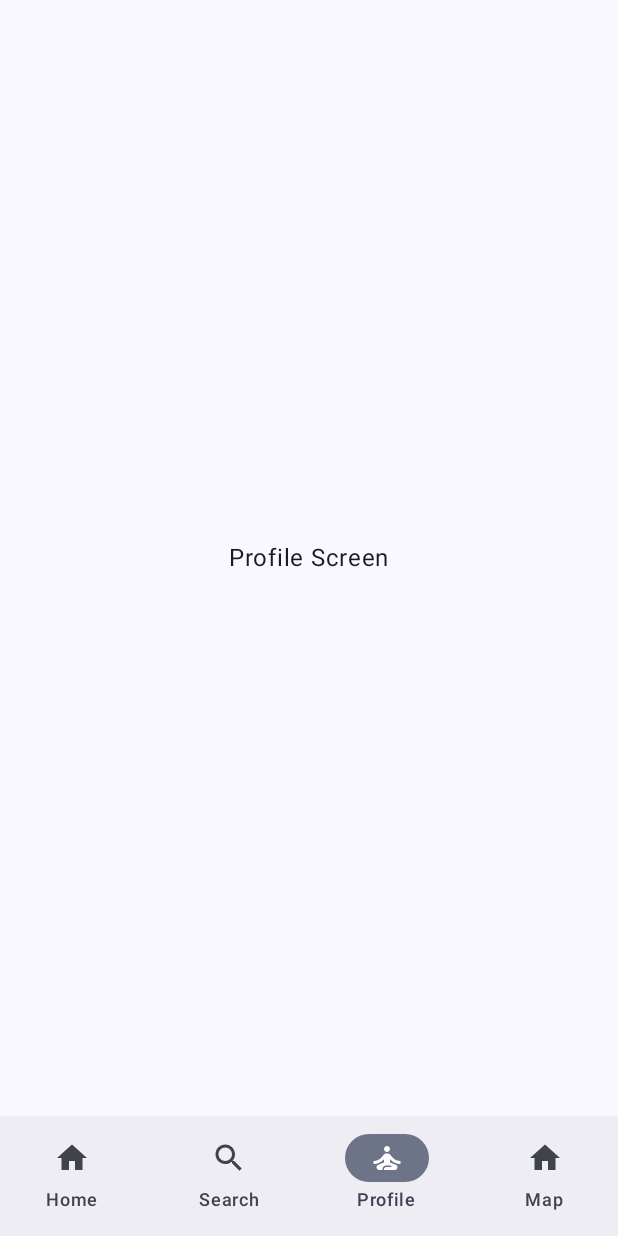
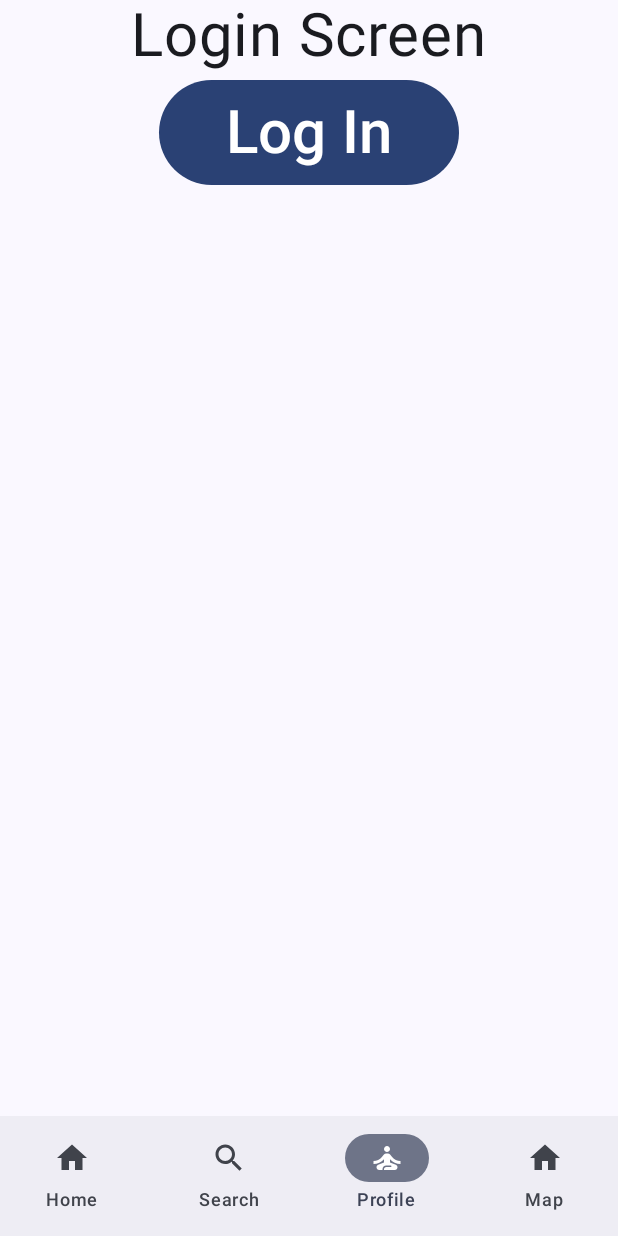
Before and after one commit to boraddhruvil771/demoforjetpack, an Android app built with Jetpack Compose: the ProfileScreen screen opened through its navigation route, on a phone screen of 412 x 824 dp. Run offline under Robolectric (Android 15) with nearby library versions, the phone set to English and light mode, and no system bars; our stand-ins replace accompanist; pictures from the network do not load.

Commit message:
Added navigation with args in ProfileScreen

```diff
--- a/app/build.gradle.kts
+++ b/app/build.gradle.kts
@@ -78,6 +78,8 @@ dependencies {
     implementation(libs.androidx.lifecycle.livedata)
 
     implementation(libs.coil.compose)
+    implementation("com.google.accompanist:accompanist-systemuicontroller:0.28.0")
+    implementation("androidx.navigation:navigation-compose:2.5.3")
 
 //    implementation (libs.maps.compose)
 }
--- a/app/src/main/java/com/example/demoforjetpack/MainActivity.kt
+++ b/app/src/main/java/com/example/demoforjetpack/MainActivity.kt
@@ -24,12 +24,16 @@ import androidx.compose.runtime.DisposableEffect
 import androidx.compose.runtime.getValue
 import androidx.compose.ui.Alignment
 import androidx.compose.ui.Modifier
+import androidx.compose.ui.tooling.preview.Preview
 import androidx.compose.ui.unit.dp
+import androidx.lifecycle.viewmodel.compose.viewModel
 import androidx.navigation.compose.NavHost
 import androidx.navigation.compose.composable
 import androidx.navigation.compose.rememberNavController
 import coil.compose.rememberAsyncImagePainter
+import com.example.demoforjetpack.navigation.NavGraph
 import com.example.demoforjetpack.ui.theme.DemoForJetpackTheme
+import com.example.demoforjetpack.ui.theme.SimpleNavComposeAppTheme
 import com.example.demoforjetpack.viewmodel.MainViewModel
 
 class MainActivity : ComponentActivity() {
@@ -55,18 +59,8 @@ fun MainScreen() {
             startDestination = BottomNavItem.Home.route,
             Modifier.padding(innerPadding)
         ) {
-            composable(BottomNavItem.Home.route) {
-                HomeScreen(
-                    viewModel = MainViewModel(
-                    )
-                )
-            }
-            composable(BottomNavItem.Search.route) {
-                SearchScreen(
-                    viewModel = MainViewModel(
-                    )
-                )
-            }
+            composable(BottomNavItem.Home.route) { HomeScreen(viewModel()) }
+            composable(BottomNavItem.Search.route) { SearchScreen(viewModel()) }
             composable(BottomNavItem.Profile.route) { ProfileScreen() }
             composable("map") { MapScreen() }
 
@@ -92,8 +86,9 @@ fun SearchScreen(viewModel: MainViewModel) {
 
 @Composable
 fun ProfileScreen() {
-    Box(modifier = Modifier.fillMaxSize(), contentAlignment = Alignment.Center) {
-        Text(text = "Profile Screen")
+    SimpleNavComposeAppTheme {
+        val navController = rememberNavController()
+        NavGraph(navController)
     }
 }
 
@@ -104,6 +99,14 @@ fun MapScreen() {
     }
 }
 
+
+@Preview(showBackground = true)
+@Composable
+fun DefaultPreview() {
+    DemoForJetpackTheme {
+        MainScreen()
+    }
+}
 
 @Composable
 fun PhotosList(viewModel: MainViewModel) {
--- /dev/null
+++ b/app/src/main/java/com/example/demoforjetpack/common/DefaultButton.kt
@@ -0,0 +1,27 @@
+package com.example.demoforjetpack.common
+
+import androidx.compose.foundation.layout.Spacer
+import androidx.compose.foundation.layout.height
+import androidx.compose.foundation.layout.size
+import androidx.compose.material3.Button
+import androidx.compose.material3.Text
+import androidx.compose.runtime.Composable
+import androidx.compose.ui.Modifier
+import androidx.compose.ui.graphics.Color
+import androidx.compose.ui.text.font.FontFamily
+import androidx.compose.ui.unit.dp
+import androidx.compose.ui.unit.sp
+
+@Composable
+fun DefaultButton(
+    text: String,
+    onClick: () -> Unit
+) {
+    Spacer(modifier = Modifier.height(5.dp))
+    Button(
+        onClick = onClick,
+        modifier = Modifier.size(width = 200.dp, height = 70.dp)
+    ) {
+        Text(text, fontSize = 40.sp, fontFamily = FontFamily.SansSerif, color = Color.White)
+    }
+}
--- /dev/null
+++ b/app/src/main/java/com/example/demoforjetpack/navigation/NavGraph.kt
@@ -0,0 +1,108 @@
+package com.example.demoforjetpack.navigation
+
+import androidx.compose.runtime.Composable
+import androidx.navigation.NavGraphBuilder
+import androidx.navigation.NavHostController
+import androidx.navigation.NavType
+import androidx.navigation.compose.NavHost
+import androidx.navigation.compose.composable
+import androidx.navigation.navArgument
+import com.example.demoforjetpack.screens.HomeScreen
+import com.example.demoforjetpack.screens.LoginScreen
+import com.example.demoforjetpack.screens.ProfileScreen
+import com.example.demoforjetpack.screens.SearchScreen
+
+@Composable
+fun NavGraph(navController: NavHostController) {
+
+    NavHost(
+        navController = navController, startDestination = NavRoute.Login.path
+    ) {
+        addLoginScreen(navController, this)
+
+        addHomeScreen(navController, this)
+
+        addProfileScreen(navController, this)
+
+        addSearchScreen(navController, this)
+    }
+}
+
+private fun addLoginScreen(
+    navController: NavHostController, navGraphBuilder: NavGraphBuilder
+) {
+    navGraphBuilder.composable(route = NavRoute.Login.path) {
+        LoginScreen(navigateToHome = {
+            navController.navigate(NavRoute.Home.path)
+        })
+    }
+}
+
+private fun addHomeScreen(
+    navController: NavHostController, navGraphBuilder: NavGraphBuilder
+) {
+    navGraphBuilder.composable(route = NavRoute.Home.path) {
+
+        HomeScreen(
+            navigateToProfile = { id, showDetails ->
+                navController.navigate(
+                    NavRoute.Profile.withArgs(
+                        id.toString(), showDetails.toString()
+                    )
+                )
+            },
+            navigateToSearch = { query ->
+                navController.navigate(NavRoute.Search.withArgs(query.toString()))
+            },
+            popBackStack = { navController.popBackStack() },
+            popUpToLogin = { popUpToLogin(navController) },
+        )
+    }
+}
+
+private fun popUpToLogin(navController: NavHostController) {
+    navController.popBackStack(NavRoute.Login.path, inclusive = false)
+}
+
+private fun addProfileScreen(
+    navController: NavHostController, navGraphBuilder: NavGraphBuilder
+) {
+    navGraphBuilder.composable(
+        route = NavRoute.Profile.withArgsFormat(
+            NavRoute.Profile.id,
+            NavRoute.Profile.showDetails
+        ),
+        arguments = listOf(navArgument(NavRoute.Profile.id) {
+            type = NavType.IntType
+        }, navArgument(NavRoute.Profile.showDetails) {
+            type = NavType.BoolType
+        })
+    ) { navBackStackEntry ->
+
+        val args = navBackStackEntry.arguments
+
+        ProfileScreen(id = args?.getInt(NavRoute.Profile.id)!!,
+            showDetails = args.getBoolean(NavRoute.Profile.showDetails),
+            popBackStack = { navController.popBackStack() },
+            popUpToLogin = { popUpToLogin(navController) })
+    }
+}
+
+private fun addSearchScreen(
+    navController: NavHostController, navGraphBuilder: NavGraphBuilder
+) {
+    navGraphBuilder.composable(
+        route = NavRoute.Search.withArgsFormat(NavRoute.Search.query),
+        arguments = listOf(navArgument(NavRoute.Search.query) {
+            type = NavType.StringType
+            nullable = true
+        })
+    ) { navBackStackEntry ->
+
+        val args = navBackStackEntry.arguments
+
+        SearchScreen(query = args?.getString(NavRoute.Search.query),
+            popBackStack = { navController.popBackStack() },
+            popUpToLogin = { popUpToLogin(navController) })
+    }
+}
--- /dev/null
+++ b/app/src/main/java/com/example/demoforjetpack/navigation/NavRoute.kt
@@ -0,0 +1,37 @@
+package com.example.demoforjetpack.navigation
+
+sealed class NavRoute(val path: String) {
+
+    object Login: NavRoute("login")
+
+    object Home: NavRoute("home")
+
+    object Profile: NavRoute("profile") {
+        val id = "id"
+        val showDetails = "showDetails"
+    }
+
+    object Search: NavRoute("search") {
+        val query = "query"
+    }
+
+    // build navigation path (for screen navigation)
+    fun withArgs(vararg args: String): String {
+        return buildString {
+            append(path)
+            args.forEach{ arg ->
+                append("/$arg")
+            }
+        }
+    }
+
+    // build and setup route format (in navigation graph)
+    fun withArgsFormat(vararg args: String) : String {
+        return buildString {
+            append(path)
+            args.forEach{ arg ->
+                append("/{$arg}")
+            }
+        }
+    }
+}
--- /dev/null
+++ b/app/src/main/java/com/example/demoforjetpack/screens/LoginScreen.kt
@@ -0,0 +1,43 @@
+package com.example.demoforjetpack.screens
+
+import androidx.compose.foundation.layout.Column
+import androidx.compose.foundation.layout.fillMaxSize
+import androidx.compose.foundation.layout.fillMaxWidth
+import androidx.compose.material3.MaterialTheme
+import androidx.compose.material3.Surface
+import androidx.compose.material3.Text
+
+import androidx.compose.runtime.Composable
+import androidx.compose.ui.Alignment
+import androidx.compose.ui.Modifier
+import androidx.compose.ui.tooling.preview.Preview
+import androidx.compose.ui.unit.sp
+import com.example.demoforjetpack.ui.theme.SimpleNavComposeAppTheme
+import com.example.demoforjetpack.common.DefaultButton
+
+@Composable
+fun LoginScreen(
+    navigateToHome: () -> Unit
+) {
+    Column(
+        modifier = Modifier.fillMaxWidth(), horizontalAlignment = Alignment.CenterHorizontally
+    ) {
+        Text("Login Screen", fontSize = 40.sp)
+
+        DefaultButton(
+            text = "Log In", onClick = navigateToHome
+        )
+    }
+}
+
+@Preview(showBackground = true)
+@Composable
+private fun DefaultPreview() {
+    SimpleNavComposeAppTheme(useSystemUiController = false) {
+        Surface(
+            modifier = Modifier.fillMaxSize(), color = MaterialTheme.colorScheme.background
+        ) {
+            LoginScreen(navigateToHome = {})
+        }
+    }
+}
--- a/app/src/main/java/com/example/demoforjetpack/ui/theme/Theme.kt
+++ b/app/src/main/java/com/example/demoforjetpack/ui/theme/Theme.kt
@@ -1,15 +1,16 @@
 package com.example.demoforjetpack.ui.theme
 
-import android.app.Activity
 import android.os.Build
 import androidx.compose.foundation.isSystemInDarkTheme
 import androidx.compose.material3.MaterialTheme
+import androidx.compose.material3.MaterialTheme.colorScheme
 import androidx.compose.material3.darkColorScheme
 import androidx.compose.material3.dynamicDarkColorScheme
 import androidx.compose.material3.dynamicLightColorScheme
 import androidx.compose.material3.lightColorScheme
 import androidx.compose.runtime.Composable
 import androidx.compose.ui.platform.LocalContext
+import com.google.accompanist.systemuicontroller.rememberSystemUiController
 
 private val DarkColorScheme = darkColorScheme(
     primary = Purple80,
@@ -56,3 +57,29 @@ fun DemoForJetpackTheme(
         content = content
     )
 }
+
+@Composable
+fun SimpleNavComposeAppTheme(
+    darkTheme: Boolean = isSystemInDarkTheme(),
+    useSystemUiController: Boolean = true,
+    content: @Composable () -> Unit
+) {
+    val colors = if (darkTheme) {
+        DarkColorScheme
+    } else {
+        LightColorScheme
+    }
+
+    if (useSystemUiController) {
+        val systemUiController = rememberSystemUiController()
+        systemUiController.setStatusBarColor(
+            color = colors.background
+        )
+    }
+
+    MaterialTheme(
+        colorScheme = colorScheme,
+        typography = Typography,
+        content = content
+    )
+}
```
Also changed, not shown: app/src/main/java/com/example/demoforjetpack/screens/HomeScreen.kt (added, +68 -0 lines), app/src/main/java/com/example/demoforjetpack/screens/ProfileScreen.kt (added, +60 -0 lines), app/src/main/java/com/example/demoforjetpack/screens/SearchScreen.kt (added, +55 -0 lines).
